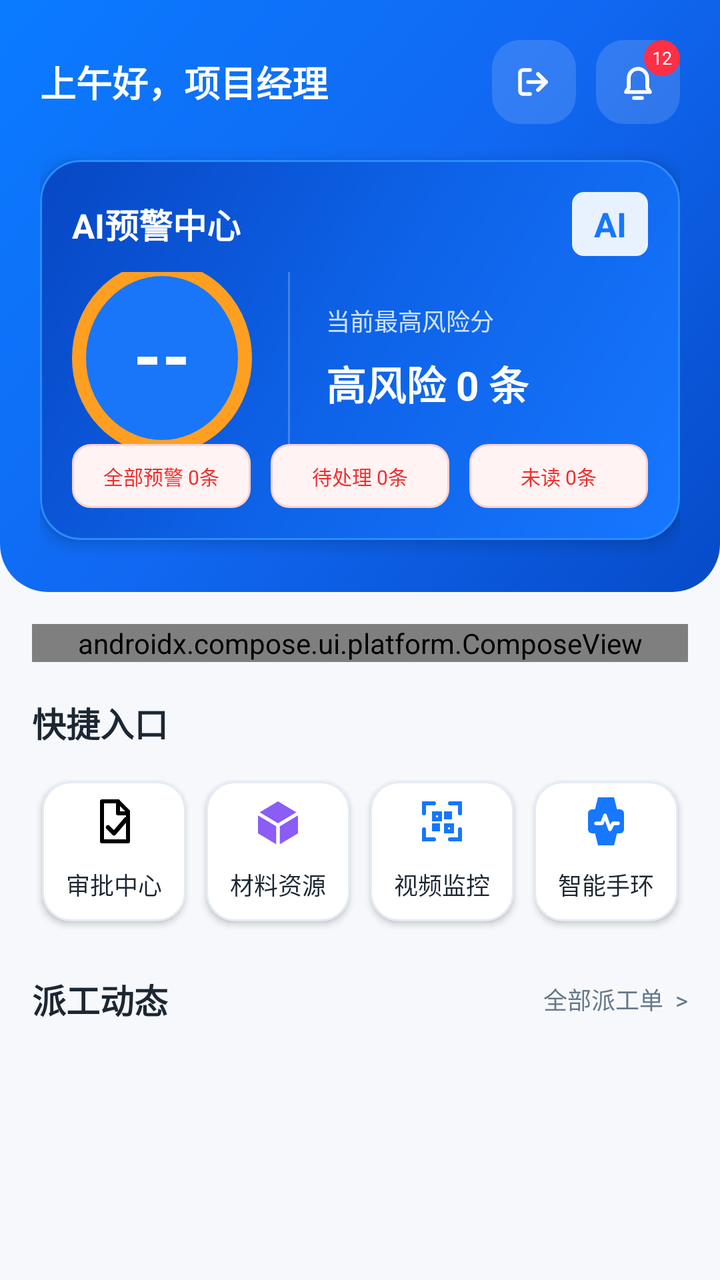
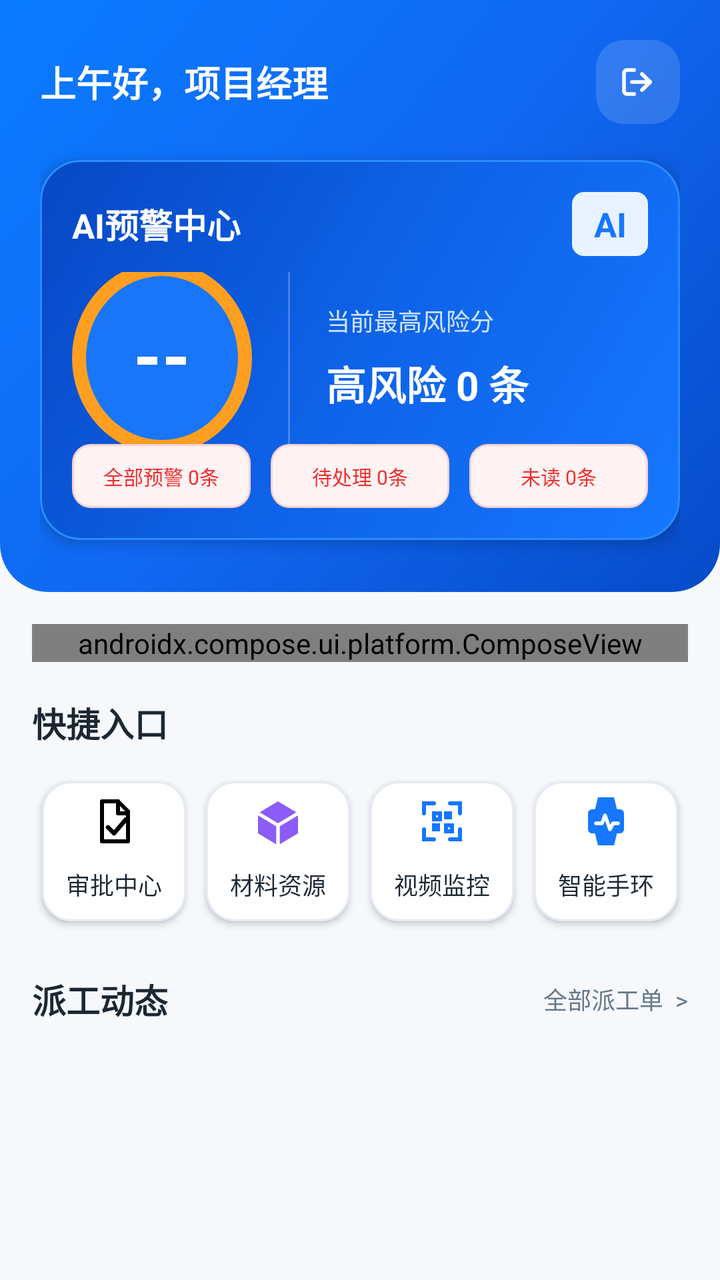

Two renders of the same Android screen: before a commit and after it. Below are the layout's source before the change and the commit's diff.
<!-- AndroidManifest.xml: application theme Theme.WorkerM -->
<!-- res/layout/fragment_home.xml -->
<?xml version="1.0" encoding="utf-8"?>
<androidx.core.widget.NestedScrollView xmlns:android="http://schemas.android.com/apk/res/android"
    xmlns:app="http://schemas.android.com/apk/res-auto"
    android:layout_width="match_parent"
    android:layout_height="match_parent"
    android:background="@drawable/bg_app_page"
    android:fillViewport="true"
    android:overScrollMode="never">

    <LinearLayout
        android:layout_width="match_parent"
        android:layout_height="wrap_content"
        android:orientation="vertical">

        <LinearLayout
            android:layout_width="match_parent"
            android:layout_height="296dp"
            android:background="@drawable/bg_home_top"
            android:orientation="vertical"
            android:paddingStart="20dp"
            android:paddingTop="20dp"
            android:paddingEnd="20dp"
            android:paddingBottom="18dp">

            <LinearLayout
                android:layout_width="match_parent"
                android:layout_height="wrap_content"
                android:gravity="center_vertical"
                android:orientation="horizontal">

                <LinearLayout
                    android:layout_width="0dp"
                    android:layout_height="wrap_content"
                    android:layout_weight="1"
                    android:orientation="vertical">

                    <TextView
                        android:id="@+id/greeting_text"
                        android:layout_width="wrap_content"
                        android:layout_height="wrap_content"
                        android:includeFontPadding="false"
                        android:text="上午好，项目经理"
                        android:textColor="@color/white"
                        android:textSize="18sp"
                        android:textStyle="bold" />


                </LinearLayout>



                <ImageButton
                    android:id="@+id/logout_button"
                    android:layout_width="42dp"
                    android:layout_height="42dp"
                    android:layout_marginStart="10dp"
                    android:background="@drawable/bg_home_icon_button"
                    android:contentDescription="@string/logout"
                    android:foreground="?attr/selectableItemBackgroundBorderless"
                    android:padding="9dp"
                    android:src="@drawable/ic_logout" />

                <FrameLayout
                    android:layout_width="42dp"
                    android:layout_height="42dp"
                    android:layout_marginStart="10dp">

                    <ImageButton
                        android:id="@+id/notification_button"
                        android:layout_width="42dp"
                        android:layout_height="42dp"
                        android:background="@drawable/bg_home_icon_button"
                        android:contentDescription="消息"
                        android:foreground="?attr/selectableItemBackgroundBorderless"
                        android:padding="9dp"
                        android:src="@drawable/ic_bell" />

                    <TextView
                        android:layout_width="18dp"
                        android:layout_height="18dp"
                        android:layout_gravity="top|end"
                        android:background="@drawable/bg_circle_red"
                        android:gravity="center"
                        android:text="12"
                        android:textColor="@color/white"
                        android:textSize="9sp" />
                </FrameLayout>
            </LinearLayout>

            <LinearLayout
                android:id="@+id/ai_warning_card"
                android:layout_width="match_parent"
                android:layout_height="190dp"
                android:layout_marginTop="18dp"
                android:background="@drawable/bg_blue_panel"
                android:clickable="true"
                android:clipToOutline="true"
                android:elevation="5dp"
                android:foreground="?attr/selectableItemBackground"
                android:orientation="vertical"
                android:padding="16dp">

                <LinearLayout
                    android:layout_width="match_parent"
                    android:layout_height="wrap_content"
                    android:gravity="center_vertical"
                    android:orientation="horizontal">

                    <TextView
                        android:id="@+id/home_ai_warning_total_chip"
                        android:layout_width="0dp"
                        android:layout_height="wrap_content"
                        android:layout_weight="1"
                        android:includeFontPadding="false"
                        android:text="AI预警中心"
                        android:textColor="@color/white"
                        android:textSize="17sp"
                        android:textStyle="bold" />

                    <TextView
                        android:layout_width="38dp"
                        android:layout_height="32dp"
                        android:background="@drawable/bg_chip_blue"
                        android:gravity="center"
                        android:text="AI"
                        android:textColor="@color/dashboard_blue"
                        android:textSize="17sp"
                        android:textStyle="bold" />
                </LinearLayout>

                <LinearLayout
                    android:layout_width="match_parent"
                    android:layout_height="0dp"
                    android:layout_marginTop="8dp"
                    android:layout_weight="1"
                    android:gravity="center_vertical"
                    android:orientation="horizontal">

                    <TextView
                        android:id="@+id/home_ai_warning_score_text"
                        android:layout_width="90dp"
                        android:layout_height="96dp"
                        android:background="@drawable/bg_circle_gauge"
                        android:gravity="center"
                        android:includeFontPadding="false"
                        android:text="--"
                        android:textColor="@color/white"
                        android:textSize="36sp"
                        android:textStyle="bold" />

                    <View
                        android:layout_width="1dp"
                        android:layout_height="92dp"
                        android:layout_marginStart="18dp"
                        android:background="#3AFFFFFF" />

                    <LinearLayout
                        android:layout_width="0dp"
                        android:layout_height="wrap_content"
                        android:layout_marginStart="18dp"
                        android:layout_weight="1"
                        android:orientation="vertical">

                        <TextView
                            android:id="@+id/home_ai_warning_metric_title_text"
                            android:layout_width="wrap_content"
                            android:layout_height="wrap_content"
                            android:text="当前最高风险分"
                            android:textColor="#CFE3FF"
                            android:textSize="12sp" />

                        <TextView
                            android:id="@+id/home_ai_warning_metric_subtitle_text"
                            android:layout_width="wrap_content"
                            android:layout_height="wrap_content"
                            android:layout_marginTop="8dp"
                            android:text="高风险 0 条"
                            android:textColor="@color/white"
                            android:textSize="20sp"
                            android:textStyle="bold" />
                    </LinearLayout>
                </LinearLayout>

                <LinearLayout
                    android:layout_width="match_parent"
                    android:layout_height="32dp"
                    android:gravity="center"
                    android:orientation="horizontal">

                    <TextView
                        android:layout_width="0dp"
                        android:layout_height="match_parent"
                        android:layout_marginEnd="5dp"
                        android:layout_weight="1"
                        android:background="@drawable/bg_home_warning_chip"
                        android:ellipsize="end"
                        android:gravity="center"
                        android:maxLines="1"
                        android:text="全部预警 0条"
                        android:textColor="#EF2D2D"
                        android:textSize="10sp" />

                    <TextView
                        android:id="@+id/home_ai_warning_pending_chip"
                        android:layout_width="0dp"
                        android:layout_height="match_parent"
                        android:layout_marginHorizontal="5dp"
                        android:layout_weight="1"
                        android:background="@drawable/bg_home_warning_chip"
                        android:ellipsize="end"
                        android:gravity="center"
                        android:maxLines="1"
                        android:text="待处理 0条"
                        android:textColor="#EF2D2D"
                        android:textSize="10sp" />

                    <TextView
                        android:id="@+id/home_ai_warning_unread_chip"
                        android:layout_width="0dp"
                        android:layout_height="match_parent"
                        android:layout_marginStart="5dp"
                        android:layout_weight="1"
                        android:background="@drawable/bg_home_warning_chip"
                        android:ellipsize="end"
                        android:gravity="center"
                        android:maxLines="1"
                        android:text="未读 0条"
                        android:textColor="#EF2D2D"
                        android:textSize="10sp" />
                </LinearLayout>
            </LinearLayout>
        </LinearLayout>

        <LinearLayout
            android:layout_width="match_parent"
            android:layout_height="wrap_content"
            android:orientation="vertical"
            android:paddingHorizontal="16dp"
            android:paddingTop="16dp"
            android:paddingBottom="20dp">

            <androidx.compose.ui.platform.ComposeView
                android:id="@+id/home_overview_compose"
                android:layout_width="match_parent"
                android:layout_height="wrap_content" />

            <TextView
                android:layout_width="wrap_content"
                android:layout_height="wrap_content"
                android:layout_marginTop="18dp"
                android:includeFontPadding="false"
                android:text="快捷入口"
                android:textColor="@color/text_primary"
                android:textSize="17sp"
                android:textStyle="bold" />

            <GridLayout
                android:layout_width="match_parent"
                android:layout_height="wrap_content"
                android:layout_marginTop="12dp"
                android:columnCount="4">



                <TextView
                    android:id="@+id/approval_center_action"
                    style="@style/HomeActionCard"
                    android:drawableTop="@drawable/ic_approval"
                    android:text="审批中心" />
                <TextView
                    android:id="@+id/material_action"
                    style="@style/HomeActionCard"
                    android:drawableTop="@drawable/ic_material"
                    android:text="材料资源" />
                <TextView
                    android:id="@+id/video_action"
                    style="@style/HomeActionCard"
                    android:drawableTop="@drawable/ic_scan"
                    android:text="视频监控" />

                <TextView
                    android:id="@+id/bracelet_action"
                    style="@style/HomeActionCard"
                    android:drawableTop="@drawable/ic_bracelet"
                    android:text="智能手环" />





            </GridLayout>

            <LinearLayout
                android:layout_width="match_parent"
                android:layout_height="wrap_content"
                android:layout_marginTop="18dp"
                android:gravity="center_vertical"
                android:orientation="horizontal">

                <TextView
                    android:layout_width="0dp"
                    android:layout_height="wrap_content"
                    android:layout_weight="1"
                    android:includeFontPadding="false"
                    android:text="派工动态"
                    android:textColor="@color/text_primary"
                    android:textSize="17sp"
                    android:textStyle="bold" />

                <TextView
                    android:id="@+id/all_todo_bar"
                    android:layout_width="wrap_content"
                    android:layout_height="32dp"
                    android:gravity="center_vertical"
                    android:text="全部派工单  >"
                    android:textColor="@color/text_secondary"
                    android:textSize="12sp" />
            </LinearLayout>

            <androidx.recyclerview.widget.RecyclerView
                android:id="@+id/home_dispatch_recycler"
                android:layout_width="match_parent"
                android:layout_height="wrap_content"
                android:layout_marginTop="2dp"
                android:nestedScrollingEnabled="false"
                android:overScrollMode="never" />

            <TextView
                android:id="@+id/home_dispatch_empty_text"
                android:layout_width="match_parent"
                android:layout_height="96dp"
                android:gravity="center"
                android:text="暂无派工任务"
                android:textColor="@color/text_secondary"
                android:textSize="14sp"
                android:visibility="gone" />
        </LinearLayout>
    </LinearLayout>
</androidx.core.widget.NestedScrollView>
<!-- resources referenced by this layout -->
<resources>
  <color name="dashboard_blue">#1677FF</color>
  <color name="text_primary">#1C2733</color>
  <color name="text_secondary">#66788A</color>
  <color name="white">#FFFFFFFF</color>
  <!-- drawable bg_app_page (drawable) -->
  <?xml version="1.0" encoding="utf-8"?>
  <shape xmlns:android="http://schemas.android.com/apk/res/android">
      <solid android:color="#F6F8FC" />
  </shape>
  <!-- drawable bg_blue_panel (drawable) -->
  <?xml version="1.0" encoding="utf-8"?>
  <shape xmlns:android="http://schemas.android.com/apk/res/android">
      <gradient
          android:angle="135"
          android:startColor="#1677FF"
          android:centerColor="#0E63E8"
          android:endColor="#0747C4" />
      <stroke android:width="1dp" android:color="#2A8CFF" />
      <corners android:radius="20dp" />
  </shape>
  <!-- drawable bg_chip_blue (drawable) -->
  <?xml version="1.0" encoding="utf-8"?>
  <shape xmlns:android="http://schemas.android.com/apk/res/android">
      <solid android:color="#E8F2FF" />
      <corners android:radius="6dp" />
  </shape>
  <!-- drawable bg_circle_gauge (drawable) -->
  <?xml version="1.0" encoding="utf-8"?>
  <shape xmlns:android="http://schemas.android.com/apk/res/android" android:shape="oval">
      <solid android:color="#1976F8" />
      <stroke android:width="7dp" android:color="#FF9F22" />
  </shape>
  <!-- drawable bg_circle_red (drawable) -->
  <?xml version="1.0" encoding="utf-8"?>
  <shape xmlns:android="http://schemas.android.com/apk/res/android" android:shape="oval">
      <solid android:color="#FF3045" />
  </shape>
  <!-- drawable bg_home_icon_button (drawable) -->
  <?xml version="1.0" encoding="utf-8"?>
  <shape xmlns:android="http://schemas.android.com/apk/res/android">
      <solid android:color="#24FFFFFF" />
      <corners android:radius="14dp" />
  </shape>
  <!-- drawable bg_home_top (drawable) -->
  <?xml version="1.0" encoding="utf-8"?>
  <shape xmlns:android="http://schemas.android.com/apk/res/android">
      <gradient
          android:angle="315"
          android:startColor="#0A7BFF"
          android:centerColor="#1168F2"
          android:endColor="#064BC8" />
      <corners
          android:bottomLeftRadius="24dp"
          android:bottomRightRadius="24dp" />
  </shape>
  <!-- drawable bg_home_warning_chip (drawable) -->
  <?xml version="1.0" encoding="utf-8"?>
  <shape xmlns:android="http://schemas.android.com/apk/res/android">
      <solid android:color="#FFF3F3" />
      <stroke android:width="1dp" android:color="#FFD0D0" />
      <corners android:radius="9dp" />
  </shape>
  <!-- drawable ic_bell (drawable) -->
  <?xml version="1.0" encoding="utf-8"?>
  <vector xmlns:android="http://schemas.android.com/apk/res/android" android:width="24dp" android:height="24dp" android:viewportWidth="24" android:viewportHeight="24">
      <path android:strokeColor="#FFFFFFFF" android:strokeWidth="1.9" android:strokeLineCap="round" android:strokeLineJoin="round" android:fillColor="@android:color/transparent" android:pathData="M6,17h12l-1.4,-2.2V10a4.6,4.6 0,0 0,-9.2 0v4.8L6,17zM10,20h4" />
  </vector>
  <string name="logout">退出登录</string>
  <style name="Theme.WorkerM" parent="Base.Theme.WorkerM" />
  <!-- drawable bg_home_card (drawable) -->
  <?xml version="1.0" encoding="utf-8"?>
  <shape xmlns:android="http://schemas.android.com/apk/res/android">
      <solid android:color="@color/white" />
      <stroke android:width="1dp" android:color="#E4EBF5" />
      <corners android:radius="14dp" />
  </shape>
  <color name="brand_primary">#124D90</color>
  <color name="text_inverse">#FFFFFFFF</color>
  <color name="brand_secondary">#2F7BC7</color>
  <color name="surface_background">#F3F6FA</color>
  <color name="surface_card">#FFFFFFFF</color>
  <!-- unchanged entries left out for length: 7 -->
</resources>

<!-- the commit's change to res/layout/fragment_home.xml (unified diff, before → after) -->
@@ -60,31 +60,6 @@
                     android:padding="9dp"
                     android:src="@drawable/ic_logout" />
 
-                <FrameLayout
-                    android:layout_width="42dp"
-                    android:layout_height="42dp"
-                    android:layout_marginStart="10dp">
-
-                    <ImageButton
-                        android:id="@+id/notification_button"
-                        android:layout_width="42dp"
-                        android:layout_height="42dp"
-                        android:background="@drawable/bg_home_icon_button"
-                        android:contentDescription="消息"
-                        android:foreground="?attr/selectableItemBackgroundBorderless"
-                        android:padding="9dp"
-                        android:src="@drawable/ic_bell" />
-
-                    <TextView
-                        android:layout_width="18dp"
-                        android:layout_height="18dp"
-                        android:layout_gravity="top|end"
-                        android:background="@drawable/bg_circle_red"
-                        android:gravity="center"
-                        android:text="12"
-                        android:textColor="@color/white"
-                        android:textSize="9sp" />
-                </FrameLayout>
             </LinearLayout>
 
             <LinearLayout
<!-- resource entries referenced after the edit -->
@@ -32,11 +32,6 @@
       <solid android:color="#1976F8" />
       <stroke android:width="7dp" android:color="#FF9F22" />
   </shape>
-  <!-- drawable bg_circle_red (drawable) -->
-  <?xml version="1.0" encoding="utf-8"?>
-  <shape xmlns:android="http://schemas.android.com/apk/res/android" android:shape="oval">
-      <solid android:color="#FF3045" />
-  </shape>
   <!-- drawable bg_home_icon_button (drawable) -->
   <?xml version="1.0" encoding="utf-8"?>
   <shape xmlns:android="http://schemas.android.com/apk/res/android">
@@ -62,11 +57,6 @@
       <stroke android:width="1dp" android:color="#FFD0D0" />
       <corners android:radius="9dp" />
   </shape>
-  <!-- drawable ic_bell (drawable) -->
-  <?xml version="1.0" encoding="utf-8"?>
-  <vector xmlns:android="http://schemas.android.com/apk/res/android" android:width="24dp" android:height="24dp" android:viewportWidth="24" android:viewportHeight="24">
-      <path android:strokeColor="#FFFFFFFF" android:strokeWidth="1.9" android:strokeLineCap="round" android:strokeLineJoin="round" android:fillColor="@android:color/transparent" android:pathData="M6,17h12l-1.4,-2.2V10a4.6,4.6 0,0 0,-9.2 0v4.8L6,17zM10,20h4" />
-  </vector>
   <string name="logout">退出登录</string>
   <style name="Theme.WorkerM" parent="Base.Theme.WorkerM" />
   <!-- drawable bg_home_card (drawable) -->
